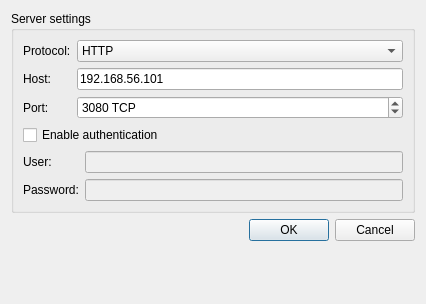
The window that gns3/ui/new_server_dialog.ui (mpplab/MNSS) describes before a commit, drawn with Qt 5.
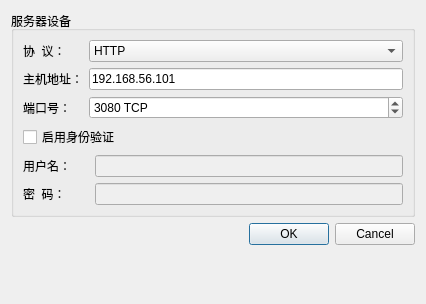
The same window after the commit.

```diff
--- a/gns3/ui/new_server_dialog.ui
+++ b/gns3/ui/new_server_dialog.ui
@@ -20,13 +20,13 @@
    <item>
     <widget class="QGroupBox" name="groupBox">
      <property name="title">
-      <string>Server settings</string>
+      <string>服务器设备</string>
      </property>
      <layout class="QGridLayout" name="gridLayout">
       <item row="0" column="0">
        <widget class="QLabel" name="uiServerProtocolLabel">
         <property name="text">
-         <string>Protocol:</string>
+         <string>协  议：</string>
         </property>
        </widget>
       </item>
@@ -56,7 +56,7 @@
       <item row="1" column="0">
        <widget class="QLabel" name="uiServerHostLabel">
         <property name="text">
-         <string>Host:</string>
+         <string>主机地址：</string>
         </property>
        </widget>
       </item>
@@ -70,7 +70,7 @@
       <item row="2" column="0">
        <widget class="QLabel" name="uiServerPortLabel">
         <property name="text">
-         <string>Port:</string>
+         <string>端口号：</string>
         </property>
        </widget>
       </item>
@@ -96,14 +96,14 @@
       <item row="3" column="0" colspan="3">
        <widget class="QCheckBox" name="uiEnableAuthenticationCheckBox">
         <property name="text">
-         <string>Enable authentication</string>
+         <string>启用身份验证</string>
         </property>
        </widget>
       </item>
       <item row="4" column="0" colspan="2">
        <widget class="QLabel" name="uiServerUserLabel">
         <property name="text">
-         <string>User:</string>
+         <string>用户名：</string>
         </property>
        </widget>
       </item>
@@ -120,7 +120,7 @@
       <item row="5" column="0" colspan="2">
        <widget class="QLabel" name="uiServerPasswordLabel">
         <property name="text">
-         <string>Password:</string>
+         <string>密  码：</string>
         </property>
        </widget>
       </item>
```
Left out of the diff: 2 changed lines with no effect on the pictures.
